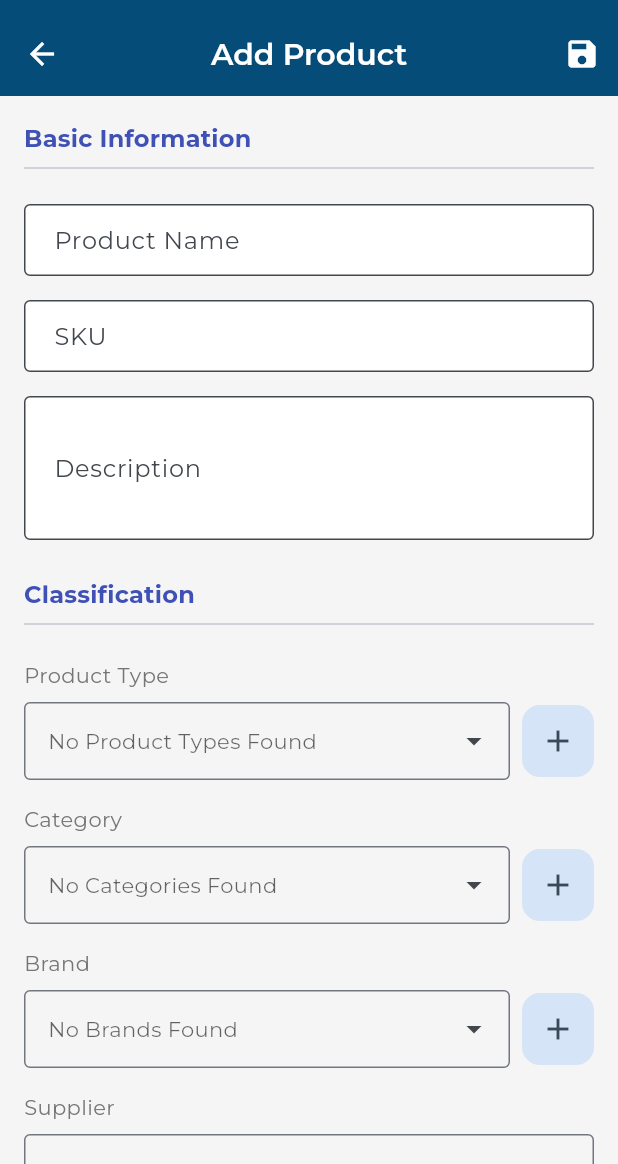
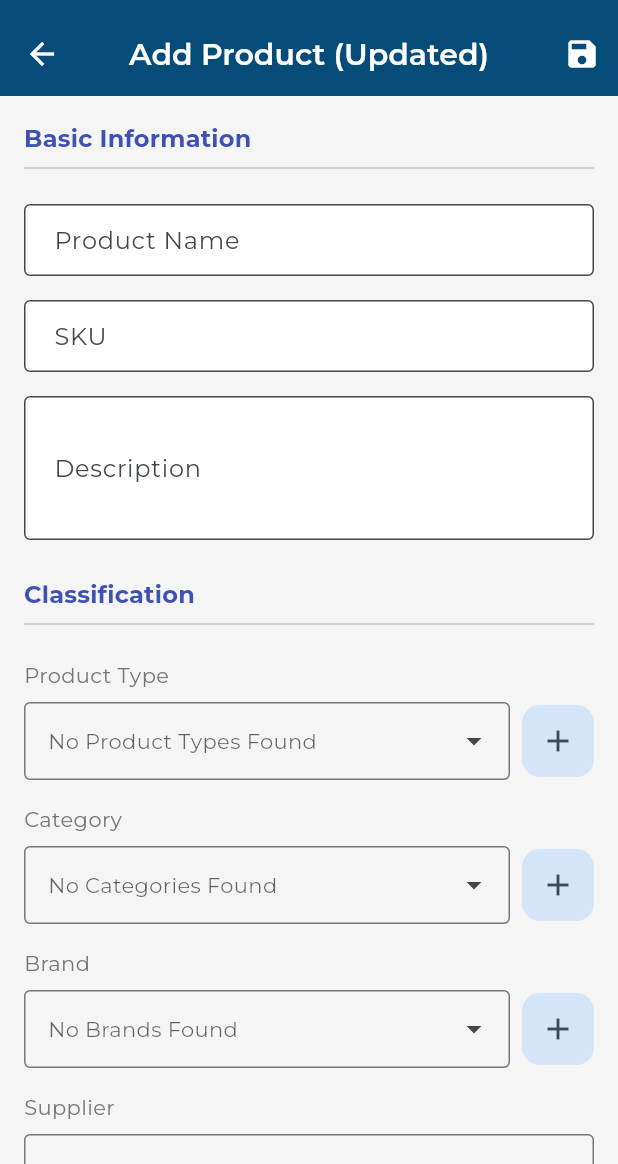
Before and after one commit to maslamhussaini/ordermate, a Flutter app: the ProductFormScreen screen opened by its route, on a phone screen of 412 x 824 dp, the part 72-1236 px from its top. Run offline on Flutter 3.47's test engine with Material 3 defaults, Android fonts, the phone set to English and light mode, and no system bars; drawn by our look-alikes of screenshot; our stand-ins replace connectivity_plus, csv, dio, equatable, file_picker, flutter_dotenv and 21 more; missing offline and left inert: dart:html, flutter_email_sender, mailer, number_to_character; accounts and stored records are empty.

Commit message:
Add visual verification to Product Form title

```diff
--- a/lib/features/products/presentation/screens/product_form_screen.dart
+++ b/lib/features/products/presentation/screens/product_form_screen.dart
@@ -274,7 +274,7 @@ class _ProductFormScreenState extends ConsumerState<ProductFormScreen> {
 
     return Scaffold(
       appBar: AppBar(
-        title: Text(widget.productId == null ? 'Add Product' : 'Edit Product'),
+        title: Text(widget.productId == null ? 'Add Product (Updated)' : 'Edit Product'),
         actions: [
           IconButton(onPressed: _isLoading ? null : _saveProduct, icon: const Icon(Icons.save)),
         ],
```
